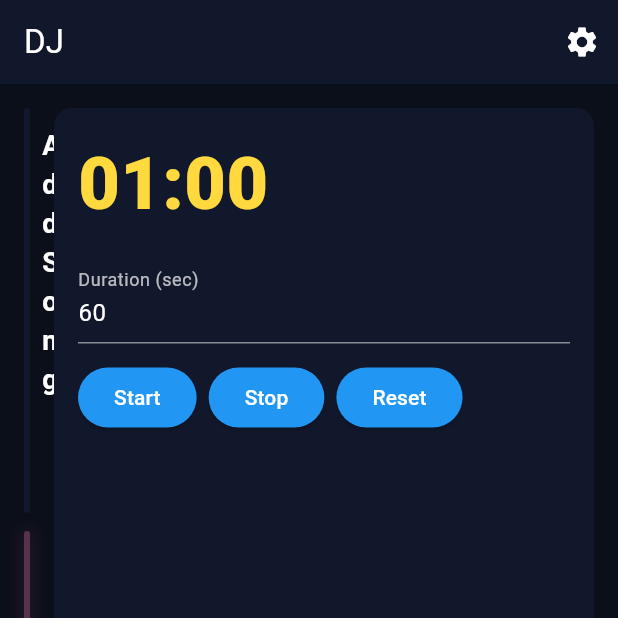
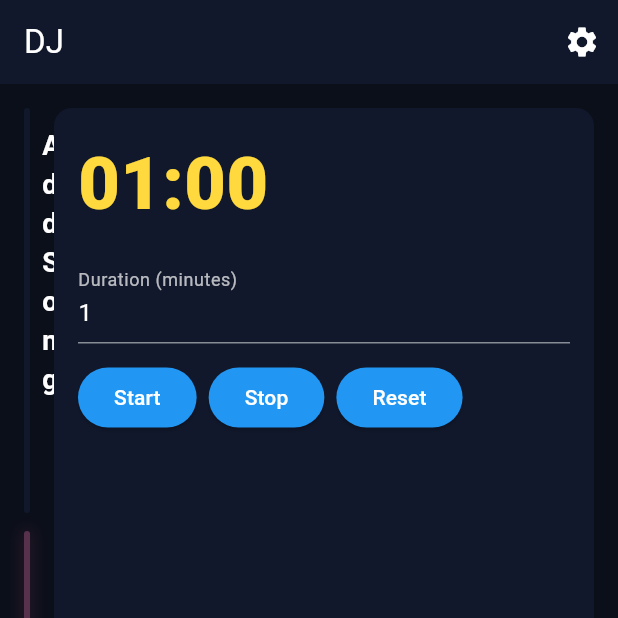
Before and after one commit to B14ckAc321/Karaoke, a Flutter app: the DjPage screen opened by its route, on a phone screen of 412 x 824 dp, the top half of it. Run offline on Flutter 3.47's test engine with Material 3 defaults, Android fonts, the phone set to English and light mode, and no system bars; our stand-ins replace file_picker, flutter_bloc, flutter_colorpicker, go_router, socket_io_client; missing offline and left inert: dart:html; network calls fail; project files that could hold a hidden picture were left out.

Commit message:
[feat] Dj timer in minutes

```diff
--- a/karaoke/lib/src/ui/pages/dj/dj_view.dart
+++ b/karaoke/lib/src/ui/pages/dj/dj_view.dart
@@ -20,7 +20,7 @@ class _DjPageState extends State<DjPage> {
 
   final _titleCtrl = TextEditingController();
   final _artistCtrl = TextEditingController();
-  final _durationCtrl = TextEditingController(text: '60');
+  final _durationCtrl = TextEditingController(text: '1'); // Duration in minutes
   SongModel? _winningSong; // Track winning song separately
 
   @override
@@ -105,7 +105,7 @@ class _DjPageState extends State<DjPage> {
                     style: TextStyle(color: textColor, fontFamily: themeService.fontFamily),
                     keyboardType: TextInputType.number,
                     decoration: InputDecoration(
-                      labelText: 'Duration (sec)',
+                      labelText: 'Duration (minutes)',
                       labelStyle: TextStyle(color: textColor.withValues(alpha: 0.7)),
                       enabledBorder: UnderlineInputBorder(borderSide: BorderSide(color: textColor.withValues(alpha: 0.5))),
                       focusedBorder: UnderlineInputBorder(borderSide: BorderSide(color: _parseColor(themeService.buttonColor))),
@@ -114,7 +114,10 @@ class _DjPageState extends State<DjPage> {
                   const SizedBox(height: 12),
                   Wrap(spacing: 8, runSpacing: 8, children: [
                     ElevatedButton(
-                      onPressed: () => repo.controlTimer('start', durationSeconds: int.tryParse(_durationCtrl.text)),
+                      onPressed: () {
+                        final minutes = int.tryParse(_durationCtrl.text) ?? 1;
+                        repo.controlTimer('start', durationSeconds: minutes * 60); // Convert minutes to seconds
+                      },
                       style: ElevatedButton.styleFrom(
                         backgroundColor: _parseColor(themeService.buttonColor),
                         foregroundColor: _getTextColorForBackground(_parseColor(themeService.buttonColor)),
```
